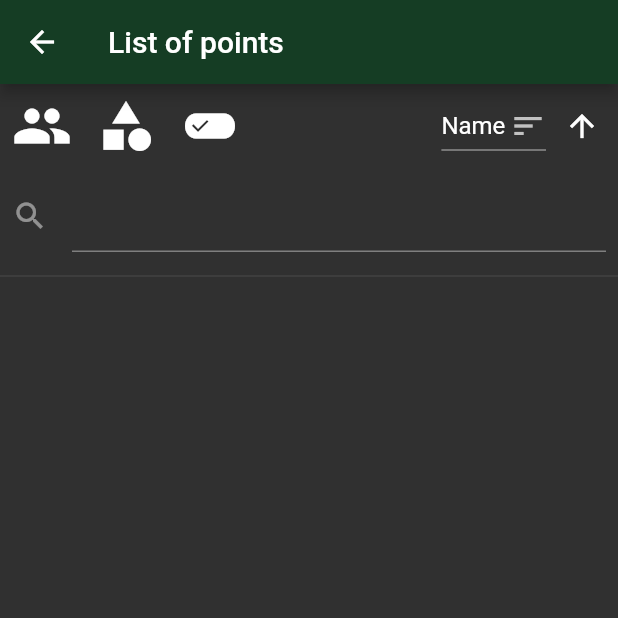
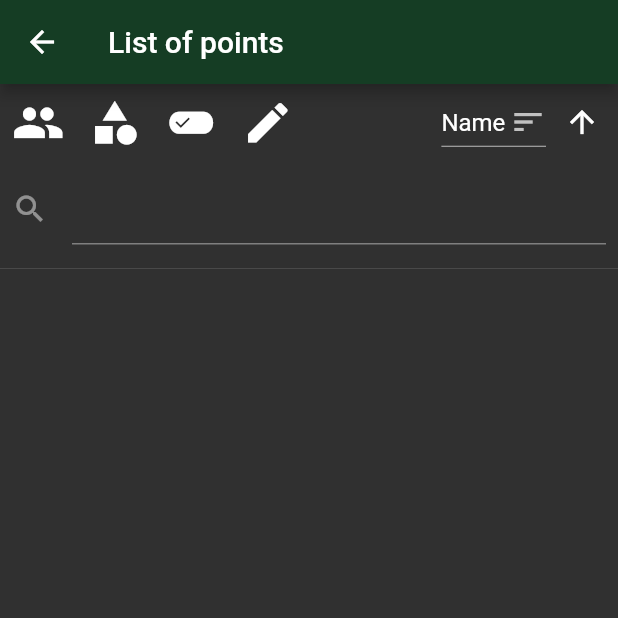
Before and after one commit to Cernobor/oko-app, a Flutter app: the PointList screen opened directly with empty values, on a phone screen of 412 x 824 dp, the top half of it. Run offline on Flutter 3.47's test engine with Material 2 defaults, Android fonts, the phone set to English and light mode, and no system bars; our stand-ins replace diacritic, flutter_compass, flutter_map, latlong2, location, rxdart and 2 more; missing offline and left inert: filesize, flutter_vibrate, positioned_tap_detector_2, qr_code_scanner, vector_map_tiles, vector_tile_renderer; accounts and stored records are empty.

Commit message:
point edit state handling
* point edit state is indicated by a badge
* added filter on edit state

```diff
--- a/lib/data.dart
+++ b/lib/data.dart
@@ -198,6 +198,17 @@ class PointAttribute implements Comparable {
   Alignment badgeAlignment() => Alignment(xAlign, yAlign);
 }
 
+enum EditState { anyState, pristineState, newState, editedState }
+
+EditState parseEditState(String str) {
+  return {
+    EditState.anyState.name: EditState.anyState,
+    EditState.pristineState.name: EditState.pristineState,
+    EditState.newState.name: EditState.newState,
+    EditState.editedState.name: EditState.editedState
+  }[str]!;
+}
+
 abstract class Feature {
   int id;
   int ownerId;
@@ -264,11 +275,10 @@ abstract class Feature {
   bool isLineString();
   LineString asLineString();
 
-  bool isEdited() {
-    return ownerId != origOwnerId ||
-        name != origName ||
-        description != origDescription;
-  }
+  bool get isEdited =>
+      ownerId != origOwnerId ||
+      name != origName ||
+      description != origDescription;
 
   void revert() {
     ownerId = origOwnerId;
@@ -386,12 +396,11 @@ class Point extends Feature {
   }
 
   @override
-  bool isEdited() {
-    return super.isEdited() ||
-        coords != origCoords ||
-        category != origCategory ||
-        !setEquals(attributes, origAttributes);
-  }
+  bool get isEdited =>
+      super.isEdited ||
+      coords != origCoords ||
+      category != origCategory ||
+      !setEquals(attributes, origAttributes);
 
   @override
   void revert() {
@@ -527,10 +536,8 @@ class LineString extends Feature {
   LineString asLineString() => this;
 
   @override
-  bool isEdited() {
-    return super.isEdited() ||
-        const IterableEquality().equals(coords, origCoords);
-  }
+  bool get isEdited =>
+      super.isEdited || const IterableEquality().equals(coords, origCoords);
 
   @override
   void revert() {
--- a/lib/i18n.dart
+++ b/lib/i18n.dart
@@ -209,6 +209,10 @@ class I18N {
         'cs': 'Filtrovat podle vlastností',
         'en': 'Filter by attributes'
       }[locale.languageCode]!;
+  String get filterByEditState => {
+    'cs': 'Filtrovat podle stavu úprav',
+    'en': 'Filter by edit state'
+  }[locale.languageCode]!;
   String get downloadConfirm => {
         'cs': 'Opravdu stáhnout?',
         'en': 'Really download?'
@@ -306,6 +310,22 @@ class I18N {
     'cs': 'Vykreslovat podkladovou mapu',
     'en': 'Draw base map'
   }[locale.languageCode]!;
+  String get newState => {
+    'cs': 'Nový',
+    'en': 'New'
+  }[locale.languageCode]!;
+  String get editedState => {
+    'cs': 'Upravený',
+    'en': 'Edited'
+  }[locale.languageCode]!;
+  String get pristineState => {
+    'cs': 'Nedotčený',
+    'en': 'Pristine'
+  }[locale.languageCode]!;
+  String get anyState => {
+    'cs': 'Jakýkoliv',
+    'en': 'Any state'
+  }[locale.languageCode]!;
 }
 
 class I18NDelegate extends LocalizationsDelegate<I18N> {
--- a/lib/subpages/point_list.dart
+++ b/lib/subpages/point_list.dart
@@ -3,6 +3,7 @@ import 'package:flutter/foundation.dart';
 import 'package:flutter/material.dart';
 import 'package:oko/data.dart';
 import 'package:oko/dialogs/multi_checker.dart';
+import 'package:oko/dialogs/single_chooser.dart';
 import 'package:oko/i18n.dart';
 import 'package:oko/storage.dart';
 import 'package:oko/utils.dart';
@@ -41,6 +42,7 @@ class _PointListState extends State<PointList> {
   Set<PointCategory> checkedCategories = <PointCategory>{};
   Set<PointAttribute> checkedAttributes = <PointAttribute>{};
   bool exact = false;
+  EditState editState = EditState.anyState;
   Sort sort = Sort.name;
   int asc = 1;
 
@@ -58,6 +60,7 @@ class _PointListState extends State<PointList> {
           asc = storage.pointListSortDir;
           sort = storage.pointListSortKey;
           exact = storage.pointListAttributeFilterExact;
+          editState = storage.pointListEditStateFilter;
           checkedCategories.clear();
           checkedCategories.addAll(storage.pointListCheckedCategories);
           checkedUsers.clear();
@@ -74,6 +77,8 @@ class _PointListState extends State<PointList> {
 
   @override
   Widget build(BuildContext context) {
+    const double filterButtonIconSize = 35;
+    const badgeSize = 13.7;
     return GestureDetector(
       onTap: () => FocusManager.instance.primaryFocus?.unfocus(),
       child: Scaffold(
@@ -103,7 +108,7 @@ class _PointListState extends State<PointList> {
                       Expanded(
                           flex: 0,
                           child: IconButton(
-                            iconSize: 40,
+                            iconSize: filterButtonIconSize,
                             tooltip: I18N.of(context).filterByOwner,
                             icon: Icon(
                               Icons.people,
@@ -116,7 +121,7 @@ class _PointListState extends State<PointList> {
                       Expanded(
                           flex: 0,
                           child: IconButton(
-                            iconSize: 40,
+                            iconSize: filterButtonIconSize,
                             tooltip: I18N.of(context).filterByCategory,
                             icon: Icon(
                               Icons.category,
@@ -130,7 +135,7 @@ class _PointListState extends State<PointList> {
                       Expanded(
                           flex: 0,
                           child: IconButton(
-                            iconSize: 40,
+                            iconSize: filterButtonIconSize,
                             tooltip: I18N.of(context).filterByAttributes,
                             icon: Icon(
                               Icons.edit_attributes,
@@ -139,6 +144,19 @@ class _PointListState extends State<PointList> {
                                   : null,
                             ),
                             onPressed: onAttributesButtonPressed,
+                          )),
+                      Expanded(
+                          flex: 0,
+                          child: IconButton(
+                            iconSize: filterButtonIconSize,
+                            tooltip: I18N.of(context).filterByEditState,
+                            icon: Icon(
+                              Icons.edit,
+                              color: editState != EditState.anyState
+                                  ? Theme.of(context).colorScheme.secondary
+                                  : null,
+                            ),
+                            onPressed: onEditStateButtonPressed,
                           ))
                     ],
                   ),
@@ -187,6 +205,14 @@ class _PointListState extends State<PointList> {
                         .where((point) =>
                             checkedUsers.contains(point.ownerId) &&
                             checkedCategories.contains(point.category) &&
+                            ((editState == EditState.newState &&
+                                    point.isLocal) ||
+                                (editState == EditState.editedState &&
+                                    point.isEdited) ||
+                                (editState == EditState.pristineState &&
+                                    !point.isEdited &&
+                                    !point.isLocal) ||
+                                (editState == EditState.anyState)) &&
                             (exact
                                 ? setEquals(point.attributes, checkedAttributes)
                                 : (point.attributes.any((attr) =>
@@ -203,6 +229,24 @@ class _PointListState extends State<PointList> {
                                         color: getPoiColor(point, widget.myId),
                                         size: 40,
                                       ),
+                                      if (point.isEdited)
+                                        Align(
+                                          alignment: const Alignment(1, -1),
+                                          child: Icon(Icons.edit,
+                                              size: badgeSize,
+                                              color: Theme.of(context)
+                                                  .colorScheme
+                                                  .secondary),
+                                        ),
+                                      if (point.isLocal)
+                                        Align(
+                                          alignment: const Alignment(1, -1),
+                                          child: Icon(Icons.star,
+                                              size: badgeSize,
+                                              color: Theme.of(context)
+                                                  .colorScheme
+                                                  .secondary),
+                                        ),
                                       for (var attr in point.attributes)
                                         Align(
                                             alignment: Alignment(
@@ -210,7 +254,7 @@ class _PointListState extends State<PointList> {
                                             child: Icon(
                                               attr.iconData,
                                               color: attr.color,
-                                              size: 13.7,
+                                              size: badgeSize,
                                             ))
                                     ],
                                   )),
@@ -234,7 +278,6 @@ class _PointListState extends State<PointList> {
         ),
       ),
     );
-    ;
   }
 
   Future<void> onUsersButtonPressed() async {
@@ -285,10 +328,9 @@ class _PointListState extends State<PointList> {
       context: context,
       builder: (context) => MultiChecker<PointAttribute>(
         switcher: MultiCheckerSwitcher(
-          value: exact,
-          offLabel: I18N.of(context).intersection,
-          onLabel: I18N.of(context).exact
-        ),
+            value: exact,
+            offLabel: I18N.of(context).intersection,
+            onLabel: I18N.of(context).exact),
         items: PointAttribute.attributes,
         checkedItems: checkedAttributes,
         titleBuilder: (PointAttribute attr, bool _) =>
@@ -305,6 +347,37 @@ class _PointListState extends State<PointList> {
       exact = result.switcher;
       checkedAttributes.clear();
       checkedAttributes.addAll(storage.pointListCheckedAttributes);
+    });
+  }
+
+  Future<void> onEditStateButtonPressed() async {
+    var titles = {
+      EditState.newState: I18N.of(context).newState,
+      EditState.editedState: I18N.of(context).editedState,
+      EditState.pristineState: I18N.of(context).pristineState,
+      EditState.anyState: I18N.of(context).anyState,
+    };
+    var secondaries = const {
+      EditState.newState: Icon(Icons.star),
+      EditState.editedState: Icon(Icons.edit),
+      EditState.pristineState: SizedBox(),
+      EditState.anyState: SizedBox()
+    };
+    EditState? result = await showDialog<EditState>(
+      context: context,
+      builder: (context) => SingleChooser<EditState>(
+        value: editState,
+        items: EditState.values,
+        titleBuilder: (item, _) => Text(titles[item]!),
+        secondaryBuilder: (item, _) => secondaries[item],
+      ),
+    );
+    if (result == null) {
+      return;
+    }
+    await storage.setPointListEditStateFilter(result);
+    setState(() {
+      editState = result;
     });
   }
 
--- a/lib/utils.dart
+++ b/lib/utils.dart
@@ -66,7 +66,7 @@ Color getPoiColor(Point point, int? myId) {
     if (point.ownerId == myId) {
       if (point.deleted) {
         return myGlobalDeletedPoiColor;
-      } else if (point.isEdited()) {
+      } else if (point.isEdited) {
         return myGlobalEditedPoiColor;
       } else {
         return myGlobalPoiColor;
@@ -74,7 +74,7 @@ Color getPoiColor(Point point, int? myId) {
     } else {
       if (point.deleted) {
         return otherGlobalDeletedPoiColor;
-      } else if (point.isEdited()) {
+      } else if (point.isEdited) {
         return otherGlobalEditedPoiColor;
       } else {
         return otherGlobalPoiColor;
```
Also changed, not shown: lib/dialogs/single_chooser.dart (added, +111 -0 lines), lib/main_widget.dart (+18 -2 lines), lib/storage.dart (+12 -3 lines).
